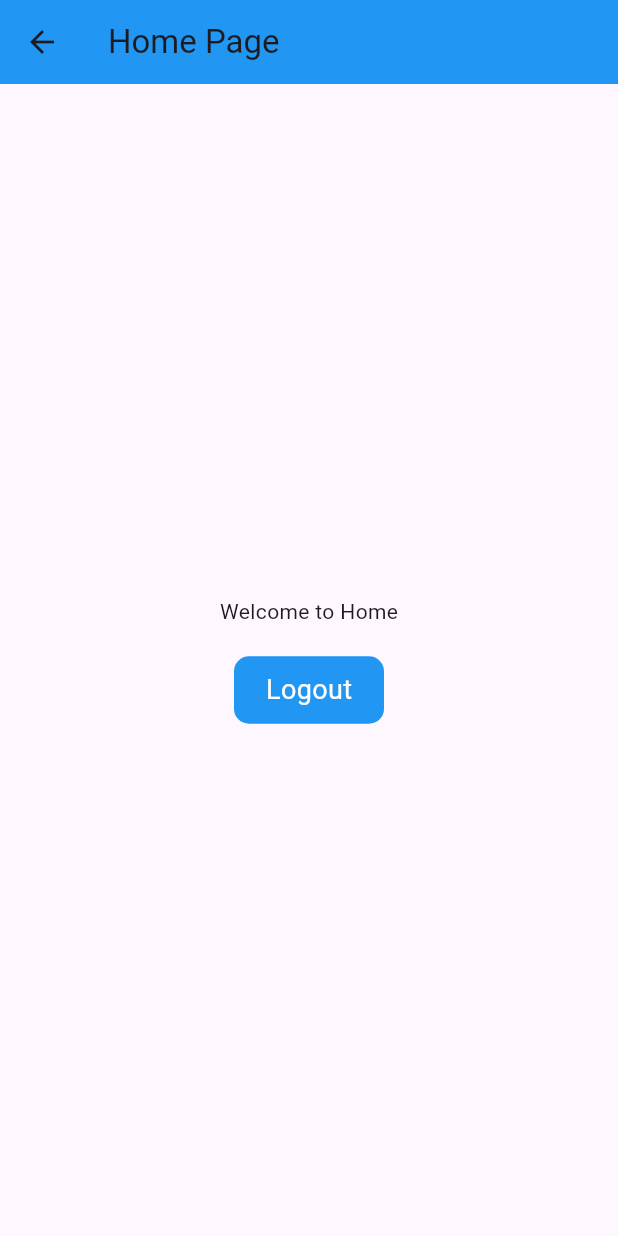
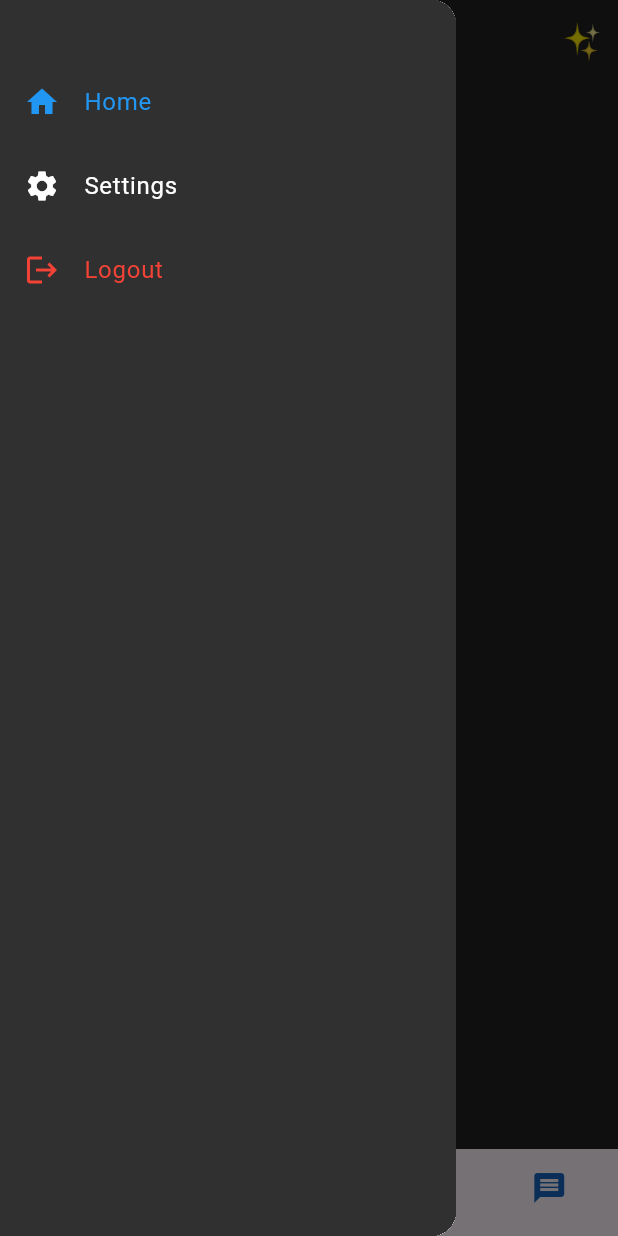
Before and after one commit to fedecasani/smartup_test, a Flutter app: the HomePage screen opened by its route, with the side drawer open (before the commit the screen has no drawer), on a phone screen of 412 x 824 dp. Run offline on Flutter 3.47's test engine with Material 3 defaults, Android fonts, the phone set to English and light mode, and no system bars; our stand-ins replace firebase_auth, firebase_core, fluttertoast; accounts and stored records are empty.

Commit message:
added scaffold with hamburger menu and icons, and navigation bar

```diff
--- a/lib/features/user_auth/presentation/pages/home_page.dart
+++ b/lib/features/user_auth/presentation/pages/home_page.dart
@@ -1,49 +1,105 @@
+import 'package:flutter/material.dart';
 import 'package:firebase_auth/firebase_auth.dart';
-import 'package:firebase_core/firebase_core.dart';
-import 'package:flutter/material.dart';
+import 'package:smartup_test/features/user_auth/presentation/widgets/navigation_bar.dart';
 
-class HomePage extends StatelessWidget {
-  const HomePage({super.key});
+class HomePage extends StatefulWidget {
+  const HomePage({Key? key}) : super(key: key);
+
+  @override
+  _HomePageState createState() => _HomePageState();
+}
+
+class _HomePageState extends State<HomePage> {
+  int _selectedIndex = 0; // Estado para el índice seleccionado del bottom navigation bar
+
+  void _onItemTapped(int index) {
+    setState(() {
+      _selectedIndex = index;
+    });
+  }
 
   @override
   Widget build(BuildContext context) {
     return Scaffold(
+      backgroundColor: Colors.grey[900],
       appBar: AppBar(
-        title: const Text('Home Page'),
-        backgroundColor: Colors.blue,
+        backgroundColor: Colors.grey[900],
+        leading: Builder(
+          builder: (BuildContext context) {
+            return IconButton(
+              icon: Icon(Icons.menu, color: Colors.blue),
+              onPressed: () {
+                Scaffold.of(context).openDrawer();
+              },
+            );
+          },
+        ),
+        title: Image.asset(
+          'assets/twitter_icon.png',
+          height: 40,
+        ),
+        centerTitle: true,
+        actions: <Widget>[
+          IconButton(
+            icon: Text(
+              '✨',
+              style: TextStyle(fontSize: 24, color: Colors.blue),
+            ),
+            onPressed: () {
+              // Acción al presionar el emoji de estrella brillante
+            },
+          ),
+        ],
+      ),
+      drawer: Drawer(
+        child: Container(
+          color: Colors.grey[850],
+          child: ListView(
+            padding: EdgeInsets.zero,
+            children: <Widget>[
+              SizedBox(height: 40),
+              ListTile(
+                leading: Icon(Icons.home, color: Colors.blue),
+                title: Text('Home', style: TextStyle(color: Colors.blue)),
+                onTap: () {
+                  Navigator.pop(context);
+                },
+              ),
+              ListTile(
+                leading: Icon(Icons.settings, color: Colors.white),
+                title: Text('Settings', style: TextStyle(color: Colors.white)),
+                onTap: () {
+                  Navigator.pop(context);
+                },
+              ),
+              ListTile(
+                leading: Icon(Icons.logout, color: Colors.red),
+                title: Text('Logout', style: TextStyle(color: Colors.red)),
+                onTap: () {
+                  FirebaseAuth.instance.signOut();
+                  Navigator.pushNamed(context, "/login");
+                },
+              ),
+            ],
+          ),
+        ),
       ),
       body: Column(
         mainAxisAlignment: MainAxisAlignment.center,
         children: [
           Center(
-            child: Text("Welcome to Home"),
-          ),
-          SizedBox(height: 20),
-          GestureDetector(
-            onTap: () {
-              FirebaseAuth.instance.signOut();
-              Navigator.pushNamed(context, "/login");
-            },
-            child: Container(
-              height: 45,
-              width: 100,
-              decoration: BoxDecoration(
-                color: Colors.blue,
-                borderRadius: BorderRadius.circular(10),
-              ),
-              child: Center(
-                child: Text(
-                  "Logout",
-                  style: TextStyle(
-                    color: Colors.white,
-                    fontSize: 18,
-                  ),
-                ),
-              ),
+            child: Text(
+              "Welcome to Home",
+              style: TextStyle(color: Colors.white),
             ),
           ),
         ],
       ),
+      bottomNavigationBar: CustomBottomNavigationBar(
+        selectedIndex: _selectedIndex,
+        onItemTapped: _onItemTapped,
+        backgroundColor: Colors.black, // Color de fondo personalizado para el BottomNavigationBar
+      ),
     );
   }
 }
--- /dev/null
+++ b/lib/features/user_auth/presentation/widgets/navigation_bar.dart
@@ -0,0 +1,43 @@
+import 'package:flutter/material.dart';
+
+class CustomBottomNavigationBar extends StatelessWidget {
+  final int selectedIndex;
+  final Function(int) onItemTapped;
+  final Color backgroundColor; // Cambié a un color obligatorio
+
+  CustomBottomNavigationBar({
+    required this.selectedIndex,
+    required this.onItemTapped,
+    required this.backgroundColor, // Asegúrate de pasar el color de fondo
+  });
+
+  @override
+  Widget build(BuildContext context) {
+    return BottomNavigationBar(
+      backgroundColor: backgroundColor,
+      currentIndex: selectedIndex,
+      onTap: onItemTapped,
+      selectedItemColor: Colors.blue,
+      unselectedItemColor: Colors.blue[800],
+      elevation: 0,
+      items: [
+        BottomNavigationBarItem(
+          icon: Icon(Icons.home),
+          label: 'Home',
+        ),
+        BottomNavigationBarItem(
+          icon: Icon(Icons.search),
+          label: 'Search',
+        ),
+        BottomNavigationBarItem(
+          icon: Icon(Icons.notifications),
+          label: 'Notifications',
+        ),
+        BottomNavigationBarItem(
+          icon: Icon(Icons.message),
+          label: 'Messages',
+        ),
+      ],
+    );
+  }
+}
--- a/pubspec.yaml
+++ b/pubspec.yaml
@@ -62,7 +62,9 @@ flutter:
   uses-material-design: true
 
   # To add assets to your application, add an assets section, like this:
-  # assets:
+  assets:
+    - assets/
+    - assets/twitter_icon.png
   #   - images/a_dot_burr.jpeg
   #   - images/a_dot_ham.jpeg
 
```
Also changed, not shown: assets/twitter_icon.png (added).
